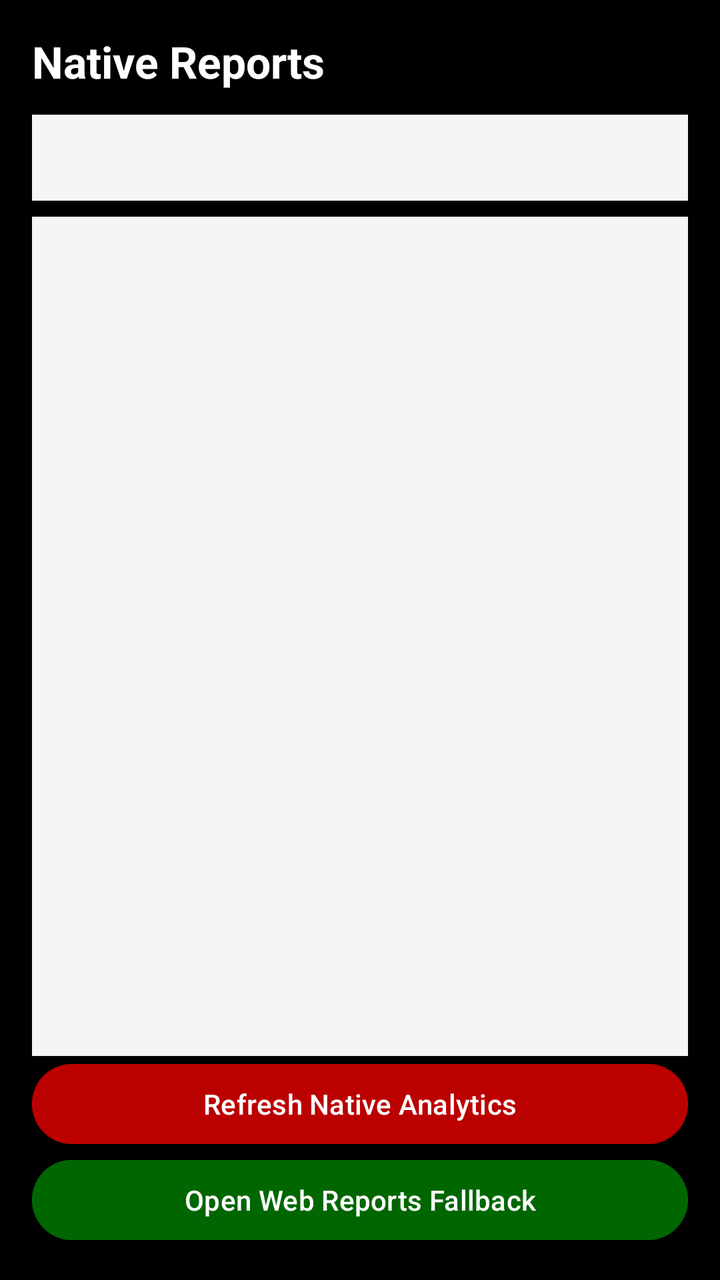
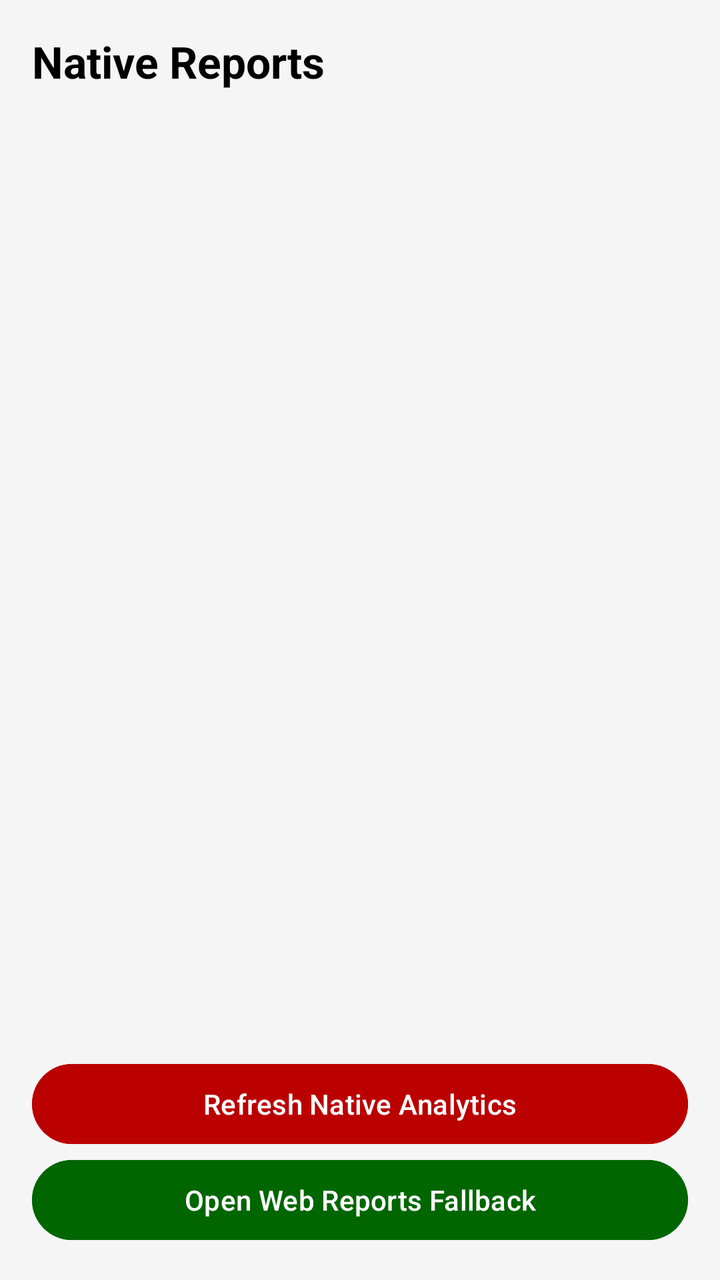

An Android layout rendered at two revisions. The XML below is the earlier revision; the diff shows what the commit changed to produce the second picture.
<!-- AndroidManifest.xml: application theme Theme.SST -->
<!-- res/layout/activity_reports.xml -->
<?xml version="1.0" encoding="utf-8"?>
<androidx.constraintlayout.widget.ConstraintLayout xmlns:android="http://schemas.android.com/apk/res/android"
    xmlns:app="http://schemas.android.com/apk/res-auto"
    android:layout_width="match_parent"
    android:layout_height="match_parent"
    android:background="@color/kenya_black"
    android:padding="16dp">

    <TextView
        android:id="@+id/titleView"
        android:layout_width="0dp"
        android:layout_height="wrap_content"
        android:text="Native Reports"
        android:textColor="@color/kenya_white"
        android:textSize="22sp"
        android:textStyle="bold"
        app:layout_constraintEnd_toEndOf="parent"
        app:layout_constraintStart_toStartOf="parent"
        app:layout_constraintTop_toTopOf="parent" />

    <TextView
        android:id="@+id/summaryView"
        android:layout_width="0dp"
        android:layout_height="wrap_content"
        android:layout_marginTop="12dp"
        android:background="@color/surface_light"
        android:padding="12dp"
        android:textColor="@color/kenya_black"
        app:layout_constraintEnd_toEndOf="parent"
        app:layout_constraintStart_toStartOf="parent"
        app:layout_constraintTop_toBottomOf="@id/titleView" />

    <TextView
        android:id="@+id/detailView"
        android:layout_width="0dp"
        android:layout_height="0dp"
        android:layout_marginTop="8dp"
        android:background="@color/surface_light"
        android:padding="12dp"
        android:textColor="@color/kenya_black"
        app:layout_constraintBottom_toTopOf="@id/refreshBtn"
        app:layout_constraintEnd_toEndOf="parent"
        app:layout_constraintStart_toStartOf="parent"
        app:layout_constraintTop_toBottomOf="@id/summaryView" />

    <Button
        android:id="@+id/refreshBtn"
        android:layout_width="0dp"
        android:layout_height="wrap_content"
        android:layout_marginTop="10dp"
        android:backgroundTint="@color/kenya_red"
        android:text="Refresh Native Analytics"
        android:textColor="@color/kenya_white"
        app:layout_constraintBottom_toTopOf="@id/openWebReportsBtn"
        app:layout_constraintEnd_toEndOf="parent"
        app:layout_constraintStart_toStartOf="parent" />

    <Button
        android:id="@+id/openWebReportsBtn"
        android:layout_width="0dp"
        android:layout_height="wrap_content"
        android:layout_marginTop="8dp"
        android:backgroundTint="@color/kenya_green"
        android:text="Open Web Reports Fallback"
        android:textColor="@color/kenya_white"
        app:layout_constraintBottom_toBottomOf="parent"
        app:layout_constraintEnd_toEndOf="parent"
        app:layout_constraintStart_toStartOf="parent" />

</androidx.constraintlayout.widget.ConstraintLayout>
<!-- resources referenced by this layout -->
<resources>
  <color name="kenya_black">#000000</color>
  <color name="kenya_green">#006600</color>
  <color name="kenya_red">#BB0000</color>
  <color name="kenya_white">#FFFFFF</color>
  <color name="surface_light">#F5F5F5</color>
  <style name="Theme.SST" parent="Theme.Material3.DayNight.NoActionBar">
          <item name="colorPrimary">@color/kenya_red</item>
          <item name="colorOnPrimary">@color/kenya_white</item>
          <item name="colorSecondary">@color/kenya_green</item>
          <item name="colorOnSecondary">@color/kenya_white</item>
          <item name="android:statusBarColor">@color/kenya_black</item>
          <item name="android:navigationBarColor">@color/kenya_black</item>
      </style>
</resources>

<!-- the commit's change to res/layout/activity_reports.xml (unified diff, before → after) -->
@@ -3,7 +3,7 @@
     xmlns:app="http://schemas.android.com/apk/res-auto"
     android:layout_width="match_parent"
     android:layout_height="match_parent"
-    android:background="@color/kenya_black"
+    android:background="@color/surface_light"
     android:padding="16dp">
 
     <TextView
@@ -11,7 +11,7 @@
         android:layout_width="0dp"
         android:layout_height="wrap_content"
         android:text="Native Reports"
-        android:textColor="@color/kenya_white"
+        android:textColor="@color/kenya_black"
         android:textSize="22sp"
         android:textStyle="bold"
         app:layout_constraintEnd_toEndOf="parent"
<!-- resource entries referenced after the edit -->
@@ -10,8 +10,8 @@
           <item name="colorOnPrimary">@color/kenya_white</item>
           <item name="colorSecondary">@color/kenya_green</item>
           <item name="colorOnSecondary">@color/kenya_white</item>
-          <item name="android:statusBarColor">@color/kenya_black</item>
-          <item name="android:navigationBarColor">@color/kenya_black</item>
+          <item name="android:statusBarColor">@color/surface_light</item>
+          <item name="android:navigationBarColor">@color/surface_light</item>
       </style>
 </resources>
 
